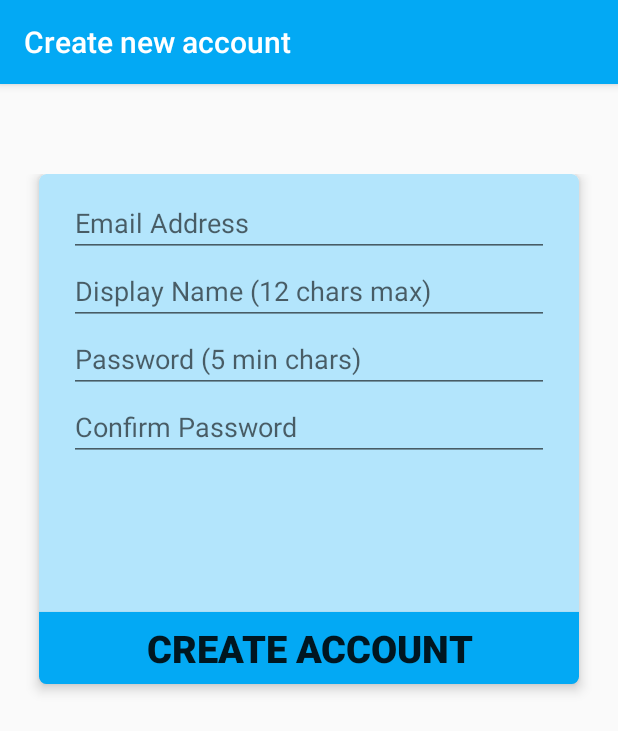
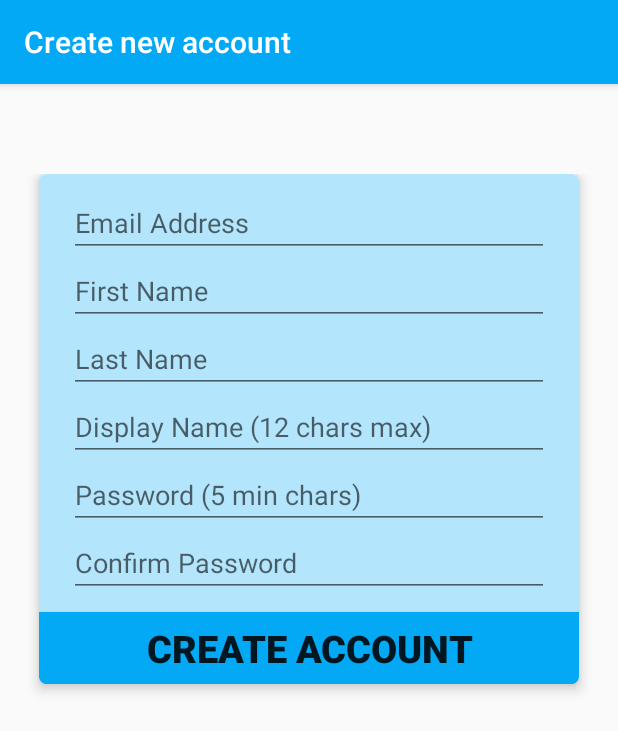
Before and after one commit to fruitbraker/Draw-It-v2, an Android app: the CreateAccountActivity screen opened directly, with no data from a screen before it, on a phone screen of 412 x 824 dp. Shown: the top 731 px of the screen. Run offline under Robolectric (Android 15) with nearby library versions, the phone set to English and light mode, and no system bars; our stand-ins replace Volley; libraries missing offline, so code that uses them is left out: com.cloudmine.api.

```diff
--- a/app/src/main/java/com/pericstudio/drawit/activities/CreateAccountActivity.java
+++ b/app/src/main/java/com/pericstudio/drawit/activities/CreateAccountActivity.java
@@ -8,7 +8,6 @@ import android.view.View;
 import android.widget.EditText;
 
 import com.android.volley.Response;
-import com.cloudmine.api.CMApiCredentials;
 import com.cloudmine.api.CMObject;
 import com.cloudmine.api.CMUser;
 import com.cloudmine.api.SearchQuery;
@@ -25,18 +24,13 @@ import java.util.List;
 
 public class CreateAccountActivity extends AppCompatActivity {
 
-    // Find this in your developer console
-    private static final String APP_ID = "2ee0288021974701a1f855ee13fb97f3";
-    // Find this in your developer console
-    private static final String API_KEY = "fcb38f9211d74b67a87a72605abd7455";
 
-    private EditText etEmail, etUsername, etPassword, etConfirmPassword;
+    private EditText etEmail, etUsername, etPassword, etConfirmPassword, etFirstName, etLastName;
 
 
     @Override
     protected void onCreate(Bundle savedInstanceState) {
         super.onCreate(savedInstanceState);
-        CMApiCredentials.initialize(APP_ID, API_KEY, getApplicationContext());
         setContentView(R.layout.activity_create_account);
         init();
     }
@@ -46,29 +40,39 @@ public class CreateAccountActivity extends AppCompatActivity {
         etUsername = (EditText) findViewById(R.id.etCreateDisplayName);
         etPassword = (EditText) findViewById(R.id.etCreatePassword);
         etConfirmPassword = (EditText) findViewById(R.id.etCreateConfirmPassword);
+        etFirstName = (EditText) findViewById(R.id.etFirstName);
+        etLastName = (EditText) findViewById(R.id.etLastName);
     }
 
     public void createAccountAsync(View view) {
-        boolean clearToCreate = false;
-        String email = etEmail.getText().toString().trim();
-        String username = etUsername.getText().toString().trim();
+        String emailInput = etEmail.getText().toString().trim();
+        String usernameInput = etUsername.getText().toString().trim();
         String password = etPassword.getText().toString().trim();
         String confirmPassword = etConfirmPassword.getText().toString().trim();
+        String firstNameInput = etFirstName.getText().toString().trim();
+        String lastNameInput = etLastName.getText().toString().trim();
 
-        if(!android.util.Patterns.EMAIL_ADDRESS.matcher(email).matches()) {
+        String emailOutput = emailInput.substring(0,1).toUpperCase() + emailInput.substring(1);
+        String usernameOutput = usernameInput.substring(0,1).toUpperCase() + usernameInput.substring(1);
+        String firstNameOutput = firstNameInput.substring(0,1).toUpperCase() + firstNameInput.substring(1);
+        String lastNameOutput = lastNameInput.substring(0,1).toUpperCase() + lastNameInput.substring(1);
+
+        if(!android.util.Patterns.EMAIL_ADDRESS.matcher(emailInput).matches()) {
             T.showLong(this, "Invalid Email");
-        } else if(username.equalsIgnoreCase("") || password.equalsIgnoreCase("") || confirmPassword.equalsIgnoreCase(""))
+        } else if(usernameOutput.equalsIgnoreCase("") || password.equalsIgnoreCase("") || confirmPassword.equalsIgnoreCase("") ||
+                firstNameOutput.equalsIgnoreCase("") || lastNameOutput.equalsIgnoreCase(""))
             T.showLong(this, "One or more fields are missing");
         else if(!password.equalsIgnoreCase(confirmPassword)) {
             T.showLong(this, "Passwords do not match");
-        } else if (password.length() < 5) {
+        } else if(password.length() < 5) {
             T.showLong(this, "Password needs to be at least 5 characters long");
+        } else if(firstNameInput.length() <=1) {
+            T.showShort(this, "First name needs to be more than 1 ");
         } else {
-            clearToCreate = true;
+            new CreateAccountTask().execute(emailOutput, usernameOutput, password, firstNameOutput, lastNameOutput);
         }
 
-        if(clearToCreate)
-            new CreateAccountTask().execute(email, username, password);
+
     }
 
     @Override
@@ -79,7 +83,7 @@ public class CreateAccountActivity extends AppCompatActivity {
 
     private class CreateAccountTask extends AsyncTask<String, Void, Void> {
 
-        String email, username, password;
+        String email, username, password, firstName, lastName;
 
         @Override
         protected void onPreExecute() {
@@ -93,6 +97,8 @@ public class CreateAccountActivity extends AppCompatActivity {
             email = params[0];
             username = params[1];
             password = params[2];
+            firstName = params[3];
+            lastName = params[4];
 
             CMUser.searchUserProfiles(getApplicationContext(), SearchQuery.filter("userEmail").equal(email).searchQuery(),
                     new Response.Listener<CMObjectResponse>() {
@@ -112,18 +118,17 @@ public class CreateAccountActivity extends AppCompatActivity {
                                             public void onResponse(CMObjectResponse cmObjectResponse) {
                                                 List<CMObject> users = cmObjectResponse.getObjects();
 
-                                                if(users.size() > 0) {
+                                                if (users.size() > 0) {
                                                     T.showLong(getApplicationContext(), "Username is already taken");
                                                 } else {
-                                                    User newUser = new User(email, username, password);
+                                                    User newUser = new User(email, username, password, firstName, lastName);
                                                     newUser.create(getApplicationContext(), new Response.Listener<CreationResponse>() {
                                                         @Override
                                                         public void onResponse(CreationResponse creationResponse) {
                                                             T.showLong(getApplicationContext(), "Account created successfully");
                                                             final String userID = creationResponse.getObjectId();
 
-                                                            //TODO: facebook id, and yadadada
-                                                            UserObjectIDs userObjectIDs = new UserObjectIDs(userID, "", "");
+                                                            UserObjectIDs userObjectIDs = new UserObjectIDs(userID);
                                                             userObjectIDs.save(getApplicationContext(), new Response.Listener<ObjectModificationResponse>() {
                                                                 @Override
                                                                 public void onResponse(ObjectModificationResponse objectModificationResponse) {
--- a/app/src/main/java/com/pericstudio/drawit/activities/SplashActivity.java
+++ b/app/src/main/java/com/pericstudio/drawit/activities/SplashActivity.java
@@ -5,6 +5,7 @@ import android.os.Bundle;
 import android.support.v7.app.AppCompatActivity;
 
 import com.cloudmine.api.CMApiCredentials;
+import com.cloudmine.api.DeviceIdentifier;
 import com.facebook.FacebookSdk;
 import com.pericstudio.drawit.R;
 import com.pericstudio.drawit.music.MusicManager;
@@ -20,6 +21,7 @@ public class SplashActivity extends AppCompatActivity {
     protected void onCreate(Bundle savedInstanceState) {
         super.onCreate(savedInstanceState);
         setContentView(R.layout.activity_splash);
+        DeviceIdentifier.initialize(getApplicationContext());
         CMApiCredentials.initialize(APP_ID, API_KEY, getApplicationContext());
         FacebookSdk.sdkInitialize(getApplicationContext());
         MusicManager.getMusicManager();
--- a/app/src/main/res/layout/card_create_account.xml
+++ b/app/src/main/res/layout/card_create_account.xml
@@ -24,10 +24,11 @@
         android:ems="10"
         android:maxLength="12"
         android:id="@+id/etCreateDisplayName"
-        android:layout_below="@+id/etCreateEmail"
-        android:layout_centerHorizontal="true"
         android:hint="Display Name (12 chars max)"
-        android:paddingTop="10dp" />
+        android:paddingTop="10dp"
+        android:layout_below="@+id/etLastName"
+        android:layout_alignLeft="@+id/etLastName"
+        android:layout_alignStart="@+id/etLastName" />
 
     <EditText
         android:layout_width="320dp"
@@ -35,10 +36,11 @@
         android:inputType="textPassword"
         android:ems="10"
         android:id="@+id/etCreatePassword"
+        android:hint="Password (5 min chars)"
+        android:paddingTop="10dp"
         android:layout_below="@+id/etCreateDisplayName"
-        android:layout_centerHorizontal="true"
-        android:hint="Password (5 min chars)"
-        android:paddingTop="10dp"/>
+        android:layout_alignLeft="@+id/etCreateDisplayName"
+        android:layout_alignStart="@+id/etCreateDisplayName" />
 
     <EditText
         android:layout_width="320dp"
@@ -46,11 +48,11 @@
         android:inputType="textPassword"
         android:ems="10"
         android:id="@+id/etCreateConfirmPassword"
+        android:hint="Confirm Password"
+        android:paddingTop="10dp"
         android:layout_below="@+id/etCreatePassword"
-        android:layout_alignRight="@+id/etCreatePassword"
-        android:layout_alignEnd="@+id/etCreatePassword"
-        android:hint="Confirm Password"
-        android:paddingTop="10dp"/>
+        android:layout_alignLeft="@+id/etCreatePassword"
+        android:layout_alignStart="@+id/etCreatePassword" />
 
     <Button
         android:layout_width="wrap_content"
@@ -67,5 +69,31 @@
         android:layout_alignParentLeft="true"
         android:layout_alignParentStart="true" />
 
+    <EditText
+        android:layout_width="wrap_content"
+        android:layout_height="wrap_content"
+        android:inputType="textPersonName"
+        android:hint="First Name"
+        android:ems="10"
+        android:id="@+id/etFirstName"
+        android:layout_below="@+id/etCreateEmail"
+        android:layout_alignLeft="@+id/etCreateEmail"
+        android:layout_alignStart="@+id/etCreateEmail"
+        android:layout_alignRight="@+id/etCreateEmail"
+        android:layout_alignEnd="@+id/etCreateEmail" />
+
+    <EditText
+        android:layout_width="wrap_content"
+        android:layout_height="wrap_content"
+        android:inputType="textPersonName"
+        android:hint="Last Name"
+        android:ems="10"
+        android:id="@+id/etLastName"
+        android:layout_below="@+id/etFirstName"
+        android:layout_alignLeft="@+id/etFirstName"
+        android:layout_alignStart="@+id/etFirstName"
+        android:layout_alignRight="@+id/etFirstName"
+        android:layout_alignEnd="@+id/etFirstName" />
+
 
 </RelativeLayout>
```
Also changed, not shown: app/src/main/java/com/pericstudio/drawit/activities/DashboardActivity.java (+57 -20 lines), app/src/main/java/com/pericstudio/drawit/activities/LoginActivity.java (+42 -27 lines), app/src/main/java/com/pericstudio/drawit/objects/User.java (+23 -2 lines), app/src/main/java/com/pericstudio/drawit/objects/UserObjectIDs.java (+2 -35 lines).
